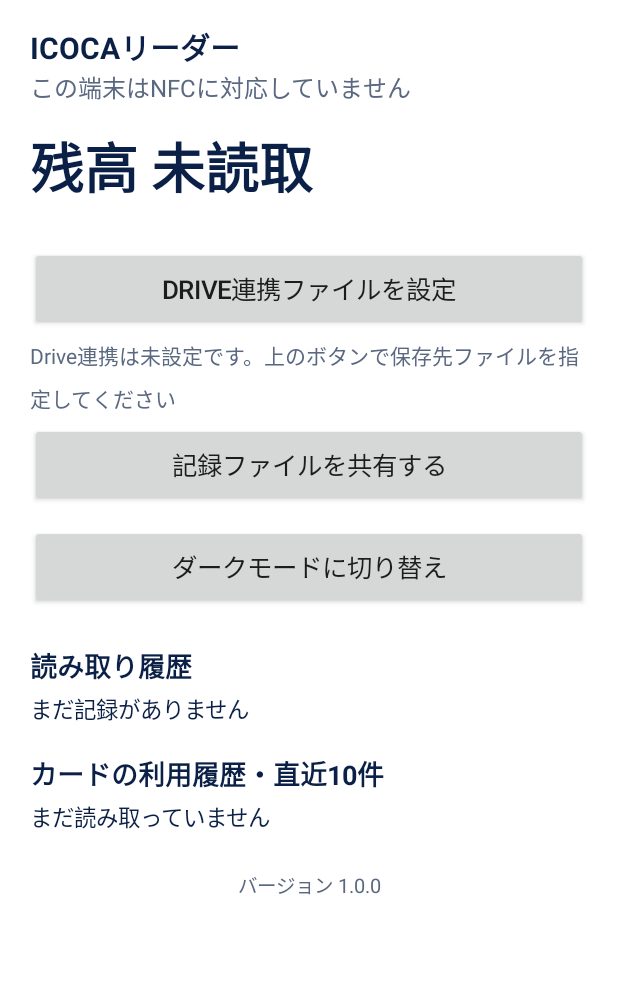
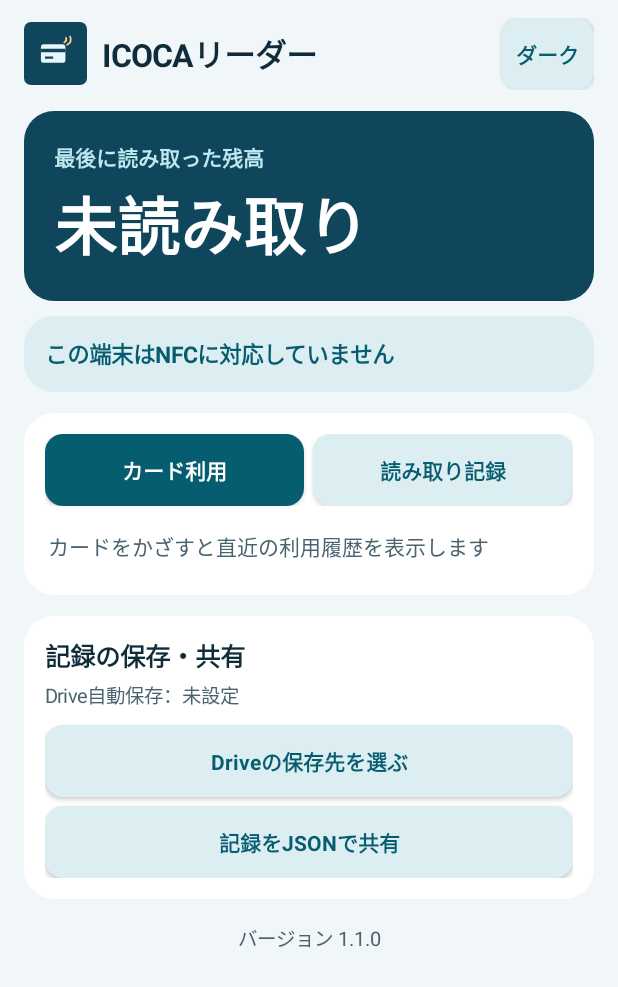
Before and after one commit to m0a2t0u7/icoca-reader, an Android app: the screen it shows after launch (MainActivity), on a phone screen of 412 x 824 dp. Shown: the top 987 px of the screen. Run offline under Robolectric (Android 15) with nearby library versions, the phone set to English and light mode, and no system bars.

Commit message:
Refresh ICOCA Reader interface and launcher icon

```diff
--- a/app/build.gradle
+++ b/app/build.gradle
@@ -10,8 +10,8 @@ android {
         applicationId 'jp.latte.icocareader'
         minSdk 26
         targetSdk 34
-        versionCode 1
-        versionName '1.0.0'
+        versionCode 2
+        versionName '1.1.0'
     }
 
     buildFeatures {
--- a/app/src/main/AndroidManifest.xml
+++ b/app/src/main/AndroidManifest.xml
@@ -2,10 +2,13 @@
 <manifest xmlns:android="http://schemas.android.com/apk/res/android">
 
     <uses-permission android:name="android.permission.NFC" />
+    <uses-permission android:name="android.permission.VIBRATE" />
     <uses-feature android:name="android.hardware.nfc" android:required="false" />
 
     <application
         android:allowBackup="true"
+        android:icon="@mipmap/ic_launcher"
+        android:roundIcon="@mipmap/ic_launcher"
         android:label="ICOCAリーダー"
         android:theme="@android:style/Theme.Material.Light.NoActionBar">
 
--- a/app/src/main/java/jp/latte/icocareader/MainActivity.java
+++ b/app/src/main/java/jp/latte/icocareader/MainActivity.java
@@ -4,6 +4,10 @@ import android.app.Activity;
 import android.content.Intent;
 import android.content.SharedPreferences;
 import android.graphics.Color;
+import android.content.res.ColorStateList;
+import android.graphics.Typeface;
+import android.graphics.drawable.GradientDrawable;
+import android.graphics.drawable.RippleDrawable;
 import android.net.Uri;
 import android.nfc.NfcAdapter;
 import android.nfc.Tag;
@@ -11,11 +15,13 @@ import android.nfc.tech.NfcF;
 import android.os.Bundle;
 import android.os.VibrationEffect;
 import android.os.Vibrator;
+import android.provider.Settings;
 import android.view.Gravity;
 import android.view.View;
 import android.view.ViewGroup;
 import android.widget.Button;
 import android.widget.LinearLayout;
+import android.widget.ImageView;
 import android.widget.ScrollView;
 import android.widget.TextView;
 import android.widget.Toast;
@@ -56,13 +62,20 @@ public class MainActivity extends Activity implements NfcAdapter.ReaderCallback
     private TextView balanceText;
     private TextView lastReadText;
     private TextView driveStatusText;
-    private TextView historyText;
-    private TextView cardHistoryText;
+    private LinearLayout historyRows;
+    private Button cardTab;
+    private Button readingsTab;
+    private Button nfcSettings;
+    private List<String> lastCardHistory = new ArrayList<>();
+    private boolean showReadings;
+    private boolean scannedThisSession;
 
     private boolean dark = false;
     private int colorBg;
     private int colorText;
     private int colorAccent;
+    private int colorSurface;
+    private int colorTint;
     private int colorSub;
 
     private String lastIdmHex = "";
@@ -78,162 +91,278 @@ public class MainActivity extends Activity implements NfcAdapter.ReaderCallback
     }
 
     private void applyColors() {
-        if (dark) {
-            colorBg = Color.rgb(16, 22, 38);
-            colorText = Color.rgb(235, 240, 250);
-            colorAccent = Color.rgb(120, 160, 255);
-            colorSub = Color.rgb(170, 182, 205);
-        } else {
-            colorBg = Color.WHITE;
-            colorText = Color.rgb(11, 32, 71);
-            colorAccent = Color.rgb(0, 23, 193);
-            colorSub = Color.rgb(90, 104, 128);
-        }
+        colorBg = dark ? 0xFF101C23 : 0xFFF1F6F8;
+        colorText = dark ? 0xFFE6F0F4 : 0xFF102C3A;
+        colorAccent = dark ? 0xFF9DDDE8 : 0xFF075D70;
+        colorSub = dark ? 0xFFBACBD3 : 0xFF49636F;
+        colorSurface = dark ? 0xFF1B2B34 : Color.WHITE;
+        colorTint = dark ? 0xFF25434D : 0xFFDCEEF2;
+
+        getWindow().setStatusBarColor(colorBg);
+        getWindow().setNavigationBarColor(colorBg);
+        getWindow().getDecorView().setSystemUiVisibility(dark ? 0
+                : View.SYSTEM_UI_FLAG_LIGHT_STATUS_BAR | View.SYSTEM_UI_FLAG_LIGHT_NAVIGATION_BAR);
     }
 
     private TextView makeText(String text, float sizeSp, boolean bold, int color) {
-        TextView tv = new TextView(this);
-        tv.setText(text);
-        tv.setTextSize(sizeSp);
-        tv.setTextColor(color);
-        if (bold) tv.setTypeface(android.graphics.Typeface.DEFAULT_BOLD);
-        tv.setLineSpacing(0, 1.4f);
-        return tv;
+        TextView view = new TextView(this);
+        view.setText(text);
+        view.setTextSize(sizeSp);
+        view.setTextColor(color);
+        if (bold) view.setTypeface(Typeface.DEFAULT_BOLD);
+        view.setLineSpacing(dp(2), 1f);
+        return view;
     }
 
     private Button makeButton(String label) {
-        Button b = new Button(this);
-        b.setText(label);
-        b.setTextSize(17);
-        b.setMinHeight(dp(56));
-        LinearLayout.LayoutParams lp = new LinearLayout.LayoutParams(
-                ViewGroup.LayoutParams.MATCH_PARENT, ViewGroup.LayoutParams.WRAP_CONTENT);
-        lp.setMargins(0, dp(6), 0, dp(6));
-        b.setLayoutParams(lp);
-        return b;
+        Button button = new Button(this);
+        button.setAllCaps(false);
+        button.setText(label);
+        button.setTextSize(14);
+        button.setTypeface(Typeface.DEFAULT_BOLD);
+        button.setMinHeight(dp(48));
+        button.setMinimumHeight(dp(48));
+        button.setMinWidth(0);
+        button.setMinimumWidth(0);
+        button.setPadding(dp(10), dp(5), dp(10), dp(5));
+        styleButton(button, false);
+        return button;
     }
 
-    private int dp(int v) {
-        return (int) (v * getResources().getDisplayMetrics().density + 0.5f);
+    private void styleButton(Button button, boolean selected) {
+        button.setSelected(selected);
+        button.setTextColor(selected ? colorSurface : colorAccent);
+        button.setBackground(new RippleDrawable(
+                ColorStateList.valueOf(dark ? 0x33FFFFFF : 0x22075D70),
+                rounded(selected ? colorAccent : colorTint, 12), null));
+    }
+
+    private GradientDrawable rounded(int color, int radius) {
+        GradientDrawable background = new GradientDrawable();
+        background.setColor(color);
+        background.setCornerRadius(dp(radius));
+        return background;
+    }
+
+    private int dp(int value) {
+        return (int) (value * getResources().getDisplayMetrics().density + 0.5f);
+    }
+
+    private LinearLayout column() {
+        LinearLayout layout = new LinearLayout(this);
+        layout.setOrientation(LinearLayout.VERTICAL);
+        return layout;
+    }
+
+    private void add(LinearLayout parent, View view, int top) {
+        LinearLayout.LayoutParams params = new LinearLayout.LayoutParams(
+                ViewGroup.LayoutParams.MATCH_PARENT, ViewGroup.LayoutParams.WRAP_CONTENT);
+        params.topMargin = dp(top);
+        parent.addView(view, params);
+    }
+
+    private LinearLayout surface(int color, int padding) {
+        LinearLayout layout = column();
+        layout.setPadding(dp(padding), dp(padding), dp(padding), dp(padding));
+        layout.setBackground(rounded(color, 20));
+        return layout;
     }
 
     private void buildUi() {
         applyColors();
-        root = new LinearLayout(this);
-        root.setOrientation(LinearLayout.VERTICAL);
+        root = column();
         root.setBackgroundColor(colorBg);
-        root.setPadding(dp(20), dp(16), dp(20), dp(16));
+        root.setPadding(dp(16), dp(12), dp(16), dp(20));
 
-        TextView title = makeText("ICOCAリーダー", 20, true, colorText);
-        root.addView(title);
-
-        statusText = makeText("", 16, false, colorSub);
-        root.addView(statusText);
-
-        balanceText = makeText("残高 未読取", 36, true, colorText);
-        LinearLayout.LayoutParams blp = new LinearLayout.LayoutParams(
-                ViewGroup.LayoutParams.MATCH_PARENT, ViewGroup.LayoutParams.WRAP_CONTENT);
-        blp.setMargins(0, dp(14), 0, 0);
-        balanceText.setLayoutParams(blp);
-        root.addView(balanceText);
-
-        lastReadText = makeText("", 15, false, colorSub);
-        root.addView(lastReadText);
-
-        Button driveButton = makeButton("Drive連携ファイルを設定");
-        driveButton.setOnClickListener(v -> startCreateDocument());
-        root.addView(driveButton);
-
-        driveStatusText = makeText("", 14, false, colorSub);
-        root.addView(driveStatusText);
-
-        Button shareButton = makeButton("記録ファイルを共有する");
-        shareButton.setOnClickListener(v -> shareJsonFile());
-        root.addView(shareButton);
-
-        Button themeButton = makeButton(dark ? "ライトモードに切り替え" : "ダークモードに切り替え");
-        themeButton.setOnClickListener(v -> {
+        LinearLayout header = new LinearLayout(this);
+        header.setGravity(Gravity.CENTER_VERTICAL);
+        ImageView logo = new ImageView(this);
+        logo.setImageResource(R.drawable.ic_transit);
+        header.addView(logo, new LinearLayout.LayoutParams(dp(42), dp(42)));
+        TextView title = makeText("ICOCAリーダー", 21, true, colorText);
+        LinearLayout.LayoutParams titleParams = new LinearLayout.LayoutParams(
+                0, ViewGroup.LayoutParams.WRAP_CONTENT, 1);
+        titleParams.leftMargin = dp(10);
+        titleParams.rightMargin = dp(10);
+        title.setAccessibilityHeading(true);
+        header.addView(title, titleParams);
+        Button themeButton = makeButton(dark ? "ライト" : "ダーク");
+        themeButton.setContentDescription(dark ? "ライトモードに切り替え" : "ダークモードに切り替え");
+        themeButton.setOnClickListener(view -> {
             dark = !dark;
             prefs.edit().putBoolean(KEY_DARK, dark).apply();
             buildUi();
             refreshAll();
         });
-        root.addView(themeButton);
+        header.addView(themeButton);
+        add(root, header, 0);
 
-        TextView h1 = makeText("読み取り履歴", 18, true, colorText);
-        LinearLayout.LayoutParams hlp = new LinearLayout.LayoutParams(
-                ViewGroup.LayoutParams.MATCH_PARENT, ViewGroup.LayoutParams.WRAP_CONTENT);
-        hlp.setMargins(0, dp(18), 0, dp(4));
-        h1.setLayoutParams(hlp);
-        root.addView(h1);
-        historyText = makeText("", 15, false, colorText);
-        root.addView(historyText);
+        LinearLayout balance = surface(0xFF10465B, 20);
+        add(balance, makeText("最後に読み取った残高", 14, true, 0xFFBFE9F2), 0);
+        balanceText = makeText("未読み取り", 42, true, Color.WHITE);
+        add(balance, balanceText, 2);
+        lastReadText = makeText("", 13, false, 0xFFD1E9F0);
+        add(balance, lastReadText, 2);
+        add(root, balance, 14);
 
-        TextView h2 = makeText("カードの利用履歴・直近10件", 18, true, colorText);
-        h2.setLayoutParams(hlp);
-        root.addView(h2);
-        cardHistoryText = makeText("まだ読み取っていません", 15, false, colorText);
-        root.addView(cardHistoryText);
+        LinearLayout scan = surface(colorTint, 14);
+        statusText = makeText("", 15, true, colorAccent);
+        statusText.setAccessibilityLiveRegion(View.ACCESSIBILITY_LIVE_REGION_POLITE);
+        add(scan, statusText, 0);
+        nfcSettings = makeButton("NFC設定を開く");
+        styleButton(nfcSettings, true);
+        nfcSettings.setOnClickListener(view -> openNfcSettings());
+        add(scan, nfcSettings, 8);
+        add(root, scan, 10);
+
+        LinearLayout history = surface(colorSurface, 14);
+        LinearLayout tabs = new LinearLayout(this);
+        cardTab = makeButton("カード利用");
+        readingsTab = makeButton("読み取り記録");
+        LinearLayout.LayoutParams tabParams = new LinearLayout.LayoutParams(
+                0, ViewGroup.LayoutParams.MATCH_PARENT, 1);
+        tabs.addView(cardTab, tabParams);
+        LinearLayout.LayoutParams rightTab = new LinearLayout.LayoutParams(tabParams);
+        rightTab.leftMargin = dp(6);
+        tabs.addView(readingsTab, rightTab);
+        cardTab.setContentDescription("カード利用履歴");
+        readingsTab.setContentDescription("読み取り記録");
+        cardTab.setOnClickListener(view -> {
+            showReadings = false;
+            renderHistory();
+        });
+        readingsTab.setOnClickListener(view -> {
+            showReadings = true;
+            renderHistory();
+        });
+        add(history, tabs, 0);
+        historyRows = column();
+        add(history, historyRows, 8);
+        add(root, history, 14);
+
+        LinearLayout storage = surface(colorSurface, 14);
+        TextView storageTitle = makeText("記録の保存・共有", 17, true, colorText);
+        storageTitle.setAccessibilityHeading(true);
+        add(storage, storageTitle, 0);
+        driveStatusText = makeText("", 13, false, colorSub);
+        add(storage, driveStatusText, 4);
+        Button driveButton = makeButton("Driveの保存先を選ぶ");
+        driveButton.setOnClickListener(view -> startCreateDocument());
+        add(storage, driveButton, 10);
+        Button shareButton = makeButton("記録をJSONで共有");
+        shareButton.setOnClickListener(view -> shareJsonFile());
+        add(storage, shareButton, 6);
+        add(root, storage, 14);
 
         TextView version = makeText("バージョン " + BuildConfig.VERSION_NAME, 13, false, colorSub);
         version.setGravity(Gravity.CENTER);
-        LinearLayout.LayoutParams vlp = new LinearLayout.LayoutParams(
-                ViewGroup.LayoutParams.MATCH_PARENT, ViewGroup.LayoutParams.WRAP_CONTENT);
-        vlp.setMargins(0, dp(24), 0, 0);
-        version.setLayoutParams(vlp);
-        root.addView(version);
+        add(root, version, 16);
 
         ScrollView scroll = new ScrollView(this);
         scroll.setBackgroundColor(colorBg);
+        scroll.setFillViewport(true);
         scroll.addView(root);
         setContentView(scroll);
     }
 
-    private void refreshAll() {
+    private void openNfcSettings() {
+        try {
+            startActivity(new Intent(Settings.ACTION_NFC_SETTINGS));
+        } catch (android.content.ActivityNotFoundException unavailable) {
+            startActivity(new Intent(Settings.ACTION_WIRELESS_SETTINGS));
+        }
+    }
+
+    private void refreshNfcStatus() {
+        boolean disabled = nfcAdapter != null && !nfcAdapter.isEnabled();
+        nfcSettings.setVisibility(disabled ? View.VISIBLE : View.GONE);
         if (nfcAdapter == null) {
             statusText.setText("この端末はNFCに対応していません");
-        } else if (!nfcAdapter.isEnabled()) {
-            statusText.setText("NFCがオフです。端末設定でNFCをオンにしてください");
+        } else if (disabled) {
+            statusText.setText("読み取りにはNFCをオンにしてください");
         } else {
-            statusText.setText("カードをスマホの背面にかざしてください");
+            statusText.setText("カードをスマホの背面にかざす");
         }
-        JSONArray readings = loadReadings();
-        if (readings.length() > 0) {
-            JSONObject latest = readings.optJSONObject(0);
-            int bal = latest.optInt("balance", -1);
-            balanceText.setText("残高 " + String.format(Locale.JAPAN, "%,d", bal) + "円");
-            lastReadText.setText("最終読取 " + displayTime(latest.optString("readAt", "")));
-        } else {
-            balanceText.setText("残高 未読取");
-            lastReadText.setText("");
+    }
+
+    private void refreshAll() {
+        refreshNfcStatus();
+        JSONObject latest = loadReadings().optJSONObject(0);
+        balanceText.setText(latest == null ? "未読み取り" : yen(latest.optInt("balance", 0)));
+        lastReadText.setVisibility(latest == null ? View.GONE : View.VISIBLE);
+        if (latest != null) {
+            lastReadText.setText("最終読取  " + displayTime(latest.optString("readAt", "")));
         }
-        StringBuilder sb = new StringBuilder();
-        for (int i = 0; i < readings.length(); i++) {
-            JSONObject r = readings.optJSONObject(i);
-            int bal = r.optInt("balance", 0);
-            String line = displayTime(r.optString("readAt", "")) + "　"
-                    + String.format(Locale.JAPAN, "%,d", bal) + "円";
-            if (i + 1 < readings.length()) {
-                int prev = readings.optJSONObject(i + 1).optInt("balance", bal);
-                int diff = bal - prev;
-                if (diff != 0) {
-                    line += " 前回比 " + (diff > 0 ? "+" : "") + String.format(Locale.JAPAN, "%,d", diff) + "円";
-                }
-            }
-            sb.append(line);
-            if (i + 1 < readings.length()) sb.append("\n");
-        }
-        historyText.setText(readings.length() == 0 ? "まだ記録がありません" : sb.toString());
+        renderHistory();
 
         String uri = prefs.getString(KEY_DRIVE_URI, "");
         driveStatusText.setText(uri == null || uri.isEmpty()
-                ? "Drive連携は未設定です。上のボタンで保存先ファイルを指定してください"
-                : "Drive連携を設定済みです。読み取るたびに同じファイルへ自動で書き直します");
+                ? "Drive自動保存：未設定"
+                : "Drive自動保存：設定済み");
+    }
+
+    private void renderHistory() {
+        styleButton(cardTab, !showReadings);
+        styleButton(readingsTab, showReadings);
+        historyRows.removeAllViews();
+        if (!showReadings) {
+            if (lastCardHistory.isEmpty()) {
+                addEmptyHistory(scannedThisSession
+                        ? "表示できる利用履歴はありません"
+                        : "カードをかざすと直近の利用履歴を表示します");
+            } else {
+                for (String line : lastCardHistory) {
+                    String[] fields = line.split("　", 3);
+                    addHistoryRow(fields[1] + "　" + fields[0], fields[2]);
+                }
+            }
+            return;
+        }
+
+        JSONArray readings = loadReadings();
+        for (int i = 0; i < readings.length(); i++) {
+            JSONObject record = readings.optJSONObject(i);
+            if (record == null) continue;
+            int balance = record.optInt("balance", 0);
+            JSONObject previous = readings.optJSONObject(i + 1);
+            int difference = previous == null ? 0 : balance - previous.optInt("balance", balance);
+            String detail = yen(balance);
+            if (difference != 0) {
+                detail += "  （前回比 " + (difference > 0 ? "+" : "") + yen(difference) + "）";
+            }
+            addHistoryRow(displayTime(record.optString("readAt", "")), detail);
+        }
+        if (historyRows.getChildCount() == 0) addEmptyHistory("まだ読み取り記録がありません");
+    }
+
+    private void addEmptyHistory(String message) {
+        TextView empty = makeText(message, 14, false, colorSub);
+        empty.setPadding(dp(2), dp(8), dp(2), dp(8));
+        add(historyRows, empty, 0);
+    }
+
+    private void addHistoryRow(String label, String amount) {
+        if (historyRows.getChildCount() > 0) {
+            View divider = new View(this);
+            divider.setBackgroundColor(colorTint);
+            historyRows.addView(divider, new LinearLayout.LayoutParams(
+                    ViewGroup.LayoutParams.MATCH_PARENT, dp(1)));
+        }
+        LinearLayout row = column();
+        row.setPadding(dp(2), dp(8), dp(2), dp(8));
+        add(row, makeText(label, 13, false, colorSub), 0);
+        add(row, makeText(amount, 16, true, colorText), 1);
+        add(historyRows, row, 0);
+    }
+
+    private String yen(int amount) {
+        return String.format(Locale.JAPAN, "%,d円", amount);
     }
 
     @Override
     protected void onResume() {
         super.onResume();
+        refreshNfcStatus();
         if (nfcAdapter != null) {
             Bundle opts = new Bundle();
             opts.putInt(NfcAdapter.EXTRA_READER_PRESENCE_CHECK_DELAY, 250);
@@ -317,9 +446,8 @@ public class MainActivity extends Activity implements NfcAdapter.ReaderCallback
             saveReadings(next);
             writeDriveFileIfSet();
         }
-        if (!cardHist.isEmpty()) {
-            cardHistoryText.setText(String.join("\n", cardHist));
-        }
+        lastCardHistory = cardHist;
+        scannedThisSession = true;
         refreshAll();
         Toast.makeText(this, duplicate ? "同じ残高のため記録は追加しませんでした"
                 : "記録しました", Toast.LENGTH_SHORT).show();
--- /dev/null
+++ b/app/src/main/res/drawable/ic_transit.xml
@@ -0,0 +1,9 @@
+<layer-list xmlns:android="http://schemas.android.com/apk/res/android">
+    <item>
+        <shape>
+            <solid android:color="#10465B" />
+            <corners android:radius="12dp" />
+        </shape>
+    </item>
+    <item android:drawable="@drawable/ic_transit_glyph" />
+</layer-list>
--- /dev/null
+++ b/app/src/main/res/drawable/ic_transit_background.xml
@@ -0,0 +1,3 @@
+<shape xmlns:android="http://schemas.android.com/apk/res/android">
+    <solid android:color="#10465B" />
+</shape>
--- /dev/null
+++ b/app/src/main/res/drawable/ic_transit_glyph.xml
@@ -0,0 +1,8 @@
+<vector xmlns:android="http://schemas.android.com/apk/res/android"
+    android:width="108dp" android:height="108dp"
+    android:viewportWidth="108" android:viewportHeight="108">
+    <path android:fillColor="#E6F8FB" android:pathData="M29,43 Q29,38 34,38 H66 Q71,38 71,43 V65 Q71,70 66,70 H34 Q29,70 29,65 Z" />
+    <path android:fillColor="#10465B" android:pathData="M29,46 H71 V52 H29 Z M36,59 H50 V63 H36 Z" />
+    <path android:fillColor="#00000000" android:strokeColor="#FAD18A" android:strokeWidth="3"
+        android:strokeLineCap="round" android:pathData="M69,35 Q74,32 72,27 M74,39 Q83,34 79,25" />
+</vector>
--- /dev/null
+++ b/app/src/main/res/mipmap-anydpi-v26/ic_launcher.xml
@@ -0,0 +1,4 @@
+<adaptive-icon xmlns:android="http://schemas.android.com/apk/res/android">
+    <background android:drawable="@drawable/ic_transit_background" />
+    <foreground android:drawable="@drawable/ic_transit_glyph" />
+</adaptive-icon>
```
